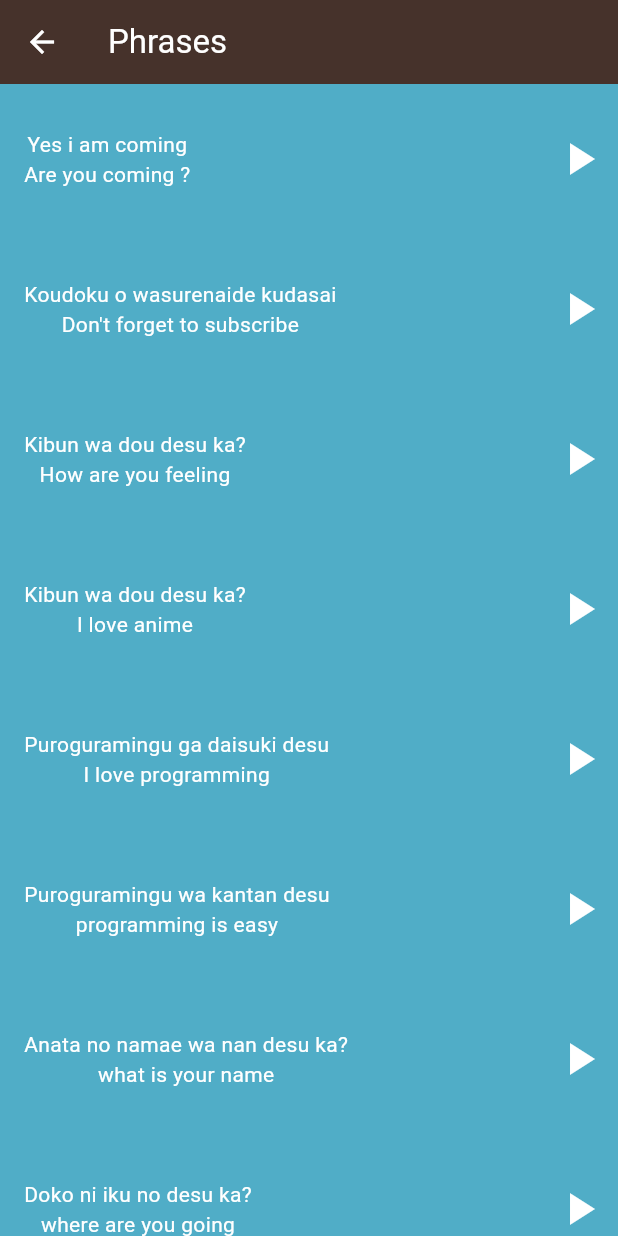
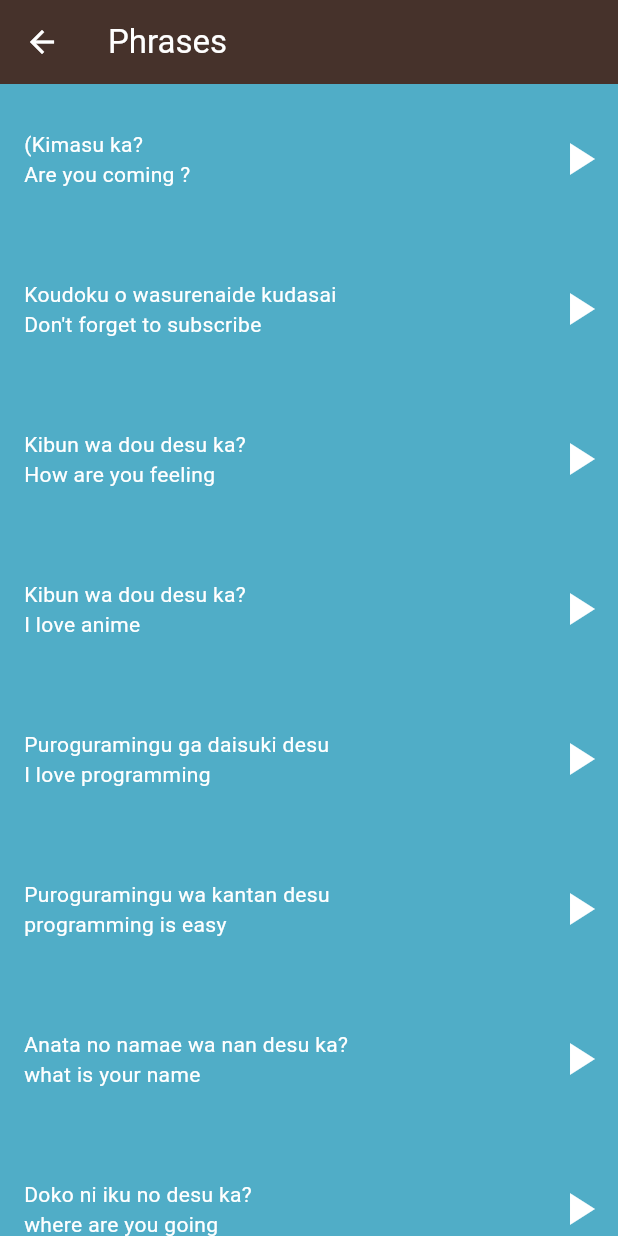
Before and after one commit to EMADOMARAH/Toku, a Flutter app: the PhrasesScreen screen opened directly, on a phone screen of 412 x 824 dp. Run offline on Flutter 3.47's test engine with Material 3 defaults, Android fonts, the phone set to English and light mode, and no system bars; our stand-ins replace audioplayers.

Commit message:
finish app

```diff
--- a/lib/components/Item.dart
+++ b/lib/components/Item.dart
@@ -63,6 +63,8 @@ class PhrasesItem extends StatelessWidget {
             padding: const EdgeInsets.only(left: 16.0),
             child: Column(
               mainAxisAlignment: MainAxisAlignment.center,
+              crossAxisAlignment:CrossAxisAlignment.start,
+
               children: [
                 Text(
                   model.jpName,
--- a/lib/screens/PhrasesScreen.dart
+++ b/lib/screens/PhrasesScreen.dart
@@ -8,7 +8,7 @@ class PhrasesScreen extends StatelessWidget {
   final List<ItemModel> phrases = const [
     ItemModel(
         sound: 'sounds/phrases/are_you_coming.wav',
-        jpName: 'Yes i am coming',
+        jpName: '(Kimasu ka?',
         enName: 'Are you coming ?'),
     ItemModel(
         sound: 'sounds/phrases/dont_forget_to_subscribe.wav',
```
